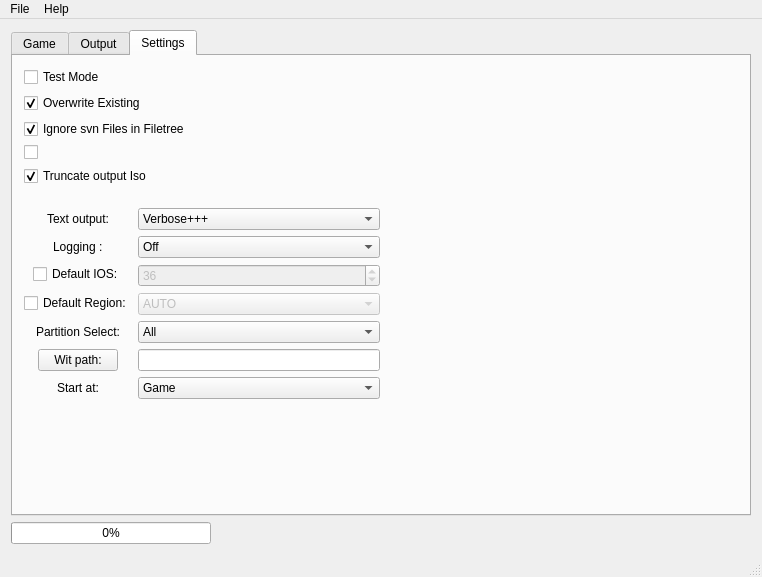
Before: the Qt Designer form mainwindow.ui in giantpune/qtwitgui, drawn with Qt 5.
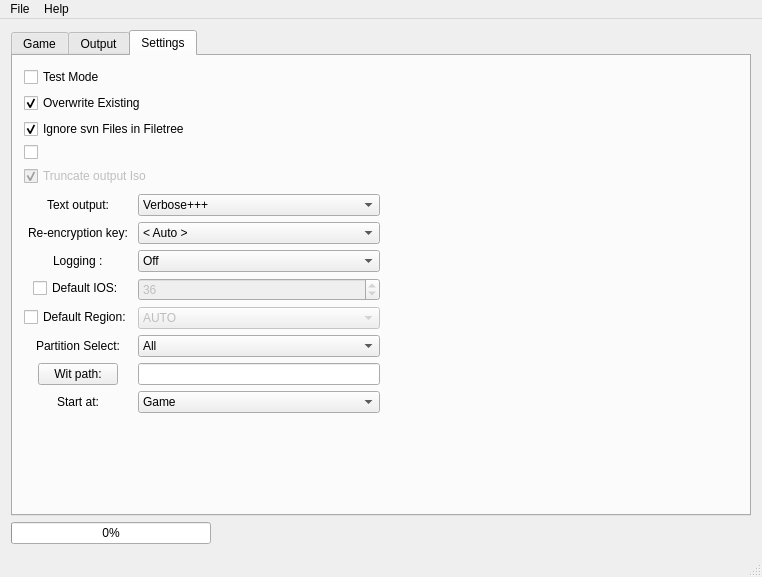
After: the same form once the commit is applied. The open tabs and pages were chosen to show the change. Icons and pictures are not drawn.

Commit message: * add stuff to support korean key ( completely untested ) * minimum wit version is 1554

Diff of the .ui file:
```diff
--- a/mainwindow.ui
+++ b/mainwindow.ui
@@ -596,6 +596,9 @@
             </item>
             <item>
              <widget class="QCheckBox" name="checkBox_trunc">
+              <property name="enabled">
+               <bool>false</bool>
+              </property>
               <property name="text">
                <string>Truncate output Iso</string>
               </property>
@@ -670,7 +673,7 @@
               </item>
              </widget>
             </item>
-            <item row="1" column="0">
+            <item row="2" column="0">
              <widget class="QLabel" name="label_3">
               <property name="whatsThis">
                <string>Use this option to view the disc and partition layout of the game in the &quot;Output&quot; tab.</string>
@@ -680,7 +683,7 @@
               </property>
              </widget>
             </item>
-            <item row="1" column="1">
+            <item row="2" column="1">
              <widget class="QComboBox" name="logging_combobox">
               <property name="whatsThis">
                <string>Use this option to view the disc and partition layout of the game in the &quot;Output&quot; tab.</string>
@@ -705,7 +708,7 @@
               </item>
              </widget>
             </item>
-            <item row="2" column="0">
+            <item row="3" column="0">
              <widget class="QCheckBox" name="checkBox_defaultIos">
               <property name="toolTip">
                <string>Default IOS to use for booting</string>
@@ -720,7 +723,7 @@
               </property>
              </widget>
             </item>
-            <item row="2" column="1">
+            <item row="3" column="1">
              <widget class="QSpinBox" name="default_ios_spinbox">
               <property name="enabled">
                <bool>false</bool>
@@ -744,7 +747,7 @@
               </property>
              </widget>
             </item>
-            <item row="3" column="0">
+            <item row="4" column="0">
              <widget class="QCheckBox" name="checkBox_defaultRegion">
               <property name="toolTip">
                <string>Always use the same region flag when saving a game</string>
@@ -759,7 +762,7 @@
               </property>
              </widget>
             </item>
-            <item row="3" column="1">
+            <item row="4" column="1">
              <widget class="QComboBox" name="comboBox_defaultRegion">
               <property name="enabled">
                <bool>false</bool>
@@ -799,14 +802,14 @@
               </item>
              </widget>
             </item>
-            <item row="4" column="0">
+            <item row="5" column="0">
              <widget class="QLabel" name="label_partition">
               <property name="text">
                <string>Partition Select:</string>
               </property>
              </widget>
             </item>
-            <item row="4" column="1">
+            <item row="5" column="1">
              <widget class="QComboBox" name="comboBox_partition">
               <property name="whatsThis">
                <string>You can use the &quot;Partition Select&quot; option to define which partitions are both shown in the disc layout tree and saved.</string>
@@ -868,21 +871,21 @@
               </item>
              </widget>
             </item>
-            <item row="5" column="0">
+            <item row="6" column="0">
              <widget class="QPushButton" name="pushButton_wit">
               <property name="text">
                <string>Wit path:</string>
               </property>
              </widget>
             </item>
-            <item row="5" column="1">
+            <item row="6" column="1">
              <widget class="QLineEdit" name="lineEdit_wit">
               <property name="whatsThis">
                <string>The &quot;Wit Path&quot; is the path to the wit executable.</string>
               </property>
              </widget>
             </item>
-            <item row="6" column="0">
+            <item row="7" column="0">
              <widget class="QLabel" name="label_7">
               <property name="toolTip">
                <string>Where to start this program</string>
@@ -895,7 +898,7 @@
               </property>
              </widget>
             </item>
-            <item row="6" column="1">
+            <item row="7" column="1">
              <widget class="QComboBox" name="startupTab_combobox">
               <property name="minimumSize">
                <size>
@@ -926,6 +929,38 @@
               </item>
              </widget>
             </item>
+            <item row="1" column="0">
+             <widget class="QLabel" name="label_key">
+              <property name="text">
+               <string>Re-encryption key:</string>
+              </property>
+             </widget>
+            </item>
+            <item row="1" column="1">
+             <widget class="QComboBox" name="comboBox_key">
+              <property name="toolTip">
+               <string>Select key used to re-encrypt partitions when saving.</string>
+              </property>
+              <property name="currentIndex">
+               <number>2</number>
+              </property>
+              <item>
+               <property name="text">
+                <string>Common key</string>
+               </property>
+              </item>
+              <item>
+               <property name="text">
+                <string>Korean key</string>
+               </property>
+              </item>
+              <item>
+               <property name="text">
+                <string>&lt; Auto &gt;</string>
+               </property>
+              </item>
+             </widget>
+            </item>
            </layout>
           </item>
          </layout>
```
Left out of the diff: 2 changed lines with no effect on the pictures. The commit also changes 1 other file.
